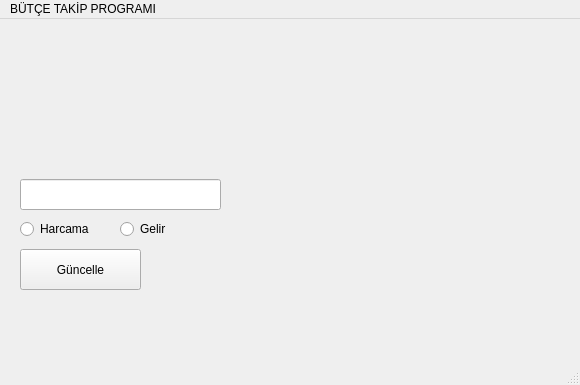
n-s-developer/BudgetTracker, file BudgetTracker/guimainwindow.ui: the form before one commit.
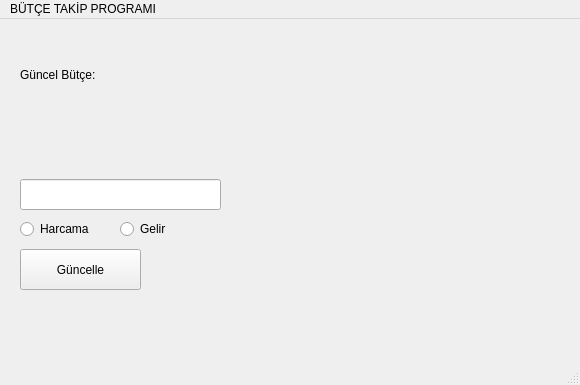
The form after the commit.

What changed in the file:
```diff
--- a/BudgetTracker/guimainwindow.ui
+++ b/BudgetTracker/guimainwindow.ui
@@ -63,6 +63,32 @@
      <string>Güncelle</string>
     </property>
    </widget>
+   <widget class="QLabel" name="labelConstBudget">
+    <property name="geometry">
+     <rect>
+      <x>20</x>
+      <y>30</y>
+      <width>111</width>
+      <height>51</height>
+     </rect>
+    </property>
+    <property name="text">
+     <string>Güncel Bütçe: </string>
+    </property>
+   </widget>
+   <widget class="QLabel" name="labelBudget">
+    <property name="geometry">
+     <rect>
+      <x>110</x>
+      <y>30</y>
+      <width>111</width>
+      <height>51</height>
+     </rect>
+    </property>
+    <property name="text">
+     <string/>
+    </property>
+   </widget>
   </widget>
   <widget class="QMenuBar" name="menubar">
    <property name="geometry">
```
Left out of the diff: 8 changed lines with no effect on the pictures.
